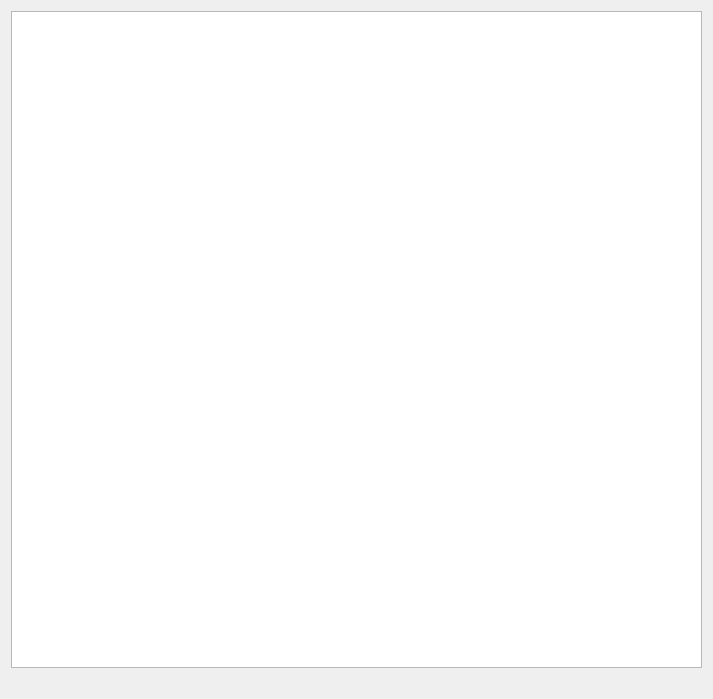
Qt form MEGA/QtCreatorWD/magi/outputresultform.ui (artemutin/MagiModelInterface) before a commit.
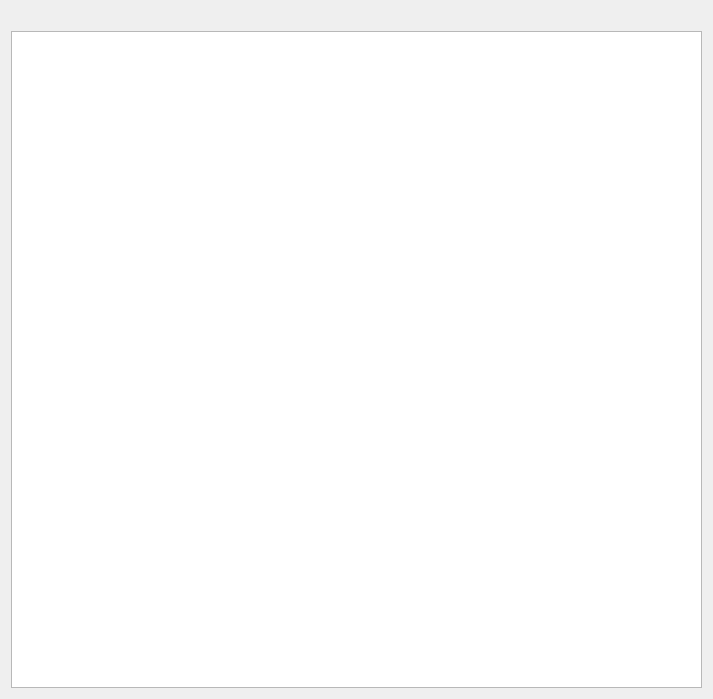
The same form after that commit.

Commit message: leave results page viewing for tomorrow

Diff of the .ui file:
```diff
--- a/MEGA/QtCreatorWD/magi/outputresultform.ui
+++ b/MEGA/QtCreatorWD/magi/outputresultform.ui
@@ -14,6 +14,13 @@
    <string>Form</string>
   </property>
   <layout class="QVBoxLayout" name="verticalLayout">
+   <item>
+    <widget class="QLabel" name="resultLabel">
+     <property name="text">
+      <string/>
+     </property>
+    </widget>
+   </item>
    <item>
     <widget class="QTableView" name="resultsTableView">
      <property name="sizePolicy">
@@ -33,13 +40,6 @@
      </property>
     </widget>
    </item>
-   <item>
-    <widget class="QLabel" name="resultLabel">
-     <property name="text">
-      <string/>
-     </property>
-    </widget>
-   </item>
   </layout>
  </widget>
  <resources/>
```
The commit also changes 5 other files.
